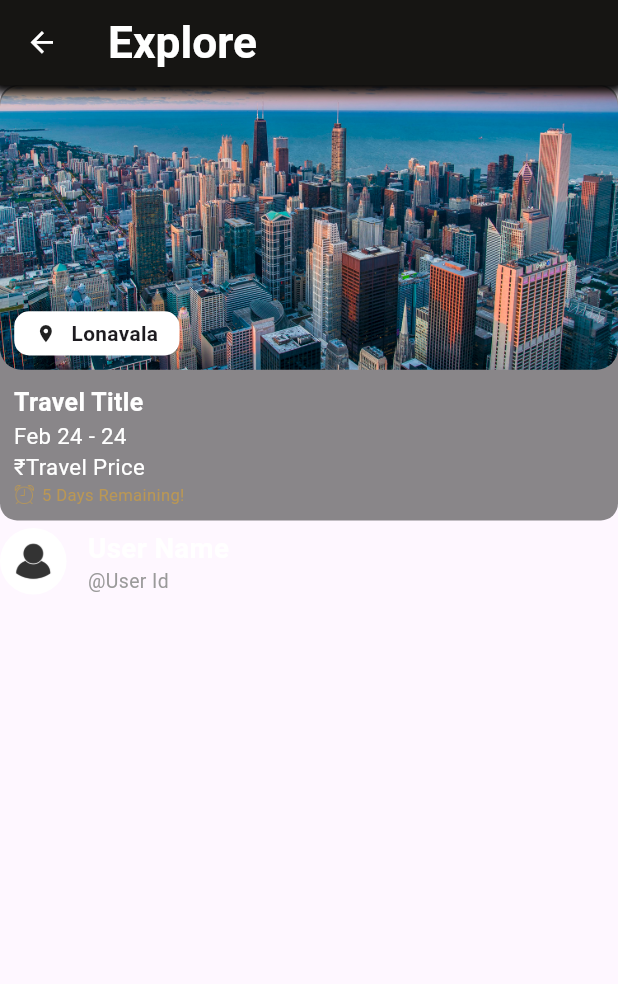
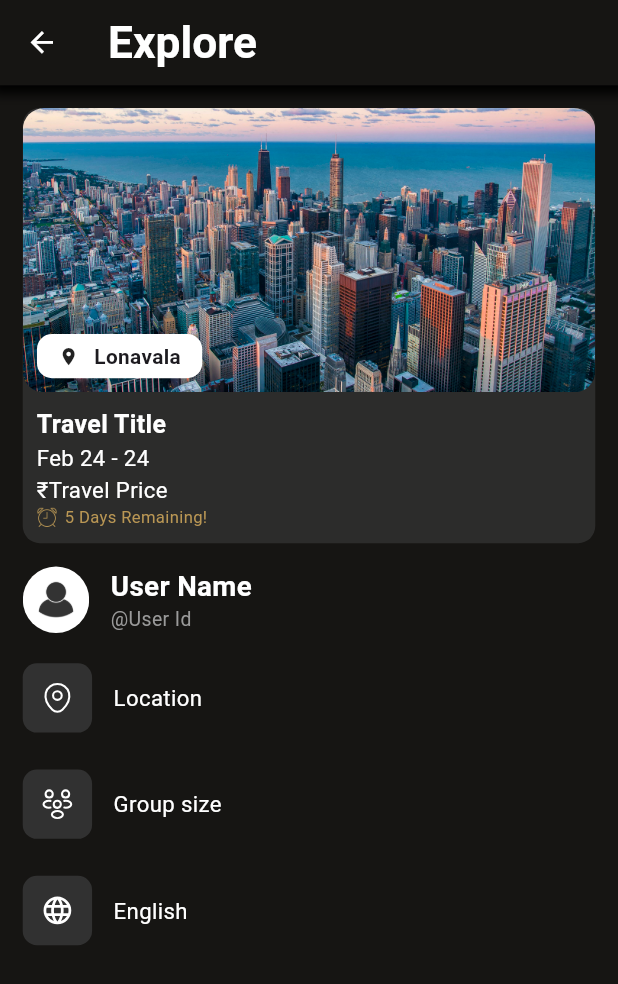
Before and after one commit to Pinnacle01/pinnacle, a Flutter app: the TripDetails screen opened by its route, on a phone screen of 412 x 824 dp. Shown: the top 984 px of the screen. Run offline on Flutter 3.47's test engine with Material 3 defaults, Android fonts, the phone set to English and light mode, and no system bars; our stand-ins replace flutter_svg, go_router.

Commit message:
Enhance Trip Details page layout and add general information components

```diff
--- a/lib/explore_home/view/trip_details.dart
+++ b/lib/explore_home/view/trip_details.dart
@@ -1,4 +1,5 @@
 import 'package:flutter/material.dart';
+import 'package:pinnacle_main/explore_home/uikit/general_component.dart';
 import 'package:pinnacle_main/framework/constants/asset_path.dart';
 
 import 'package:pinnacle_main/framework/constants/color.dart';
@@ -26,6 +27,7 @@ class _TripDetailsState extends State<TripDetails> {
   @override
   Widget build(BuildContext context) {
     return Scaffold(
+      backgroundColor: CustomColors.mainBackgroundColor161513,
       appBar: customAppBarWithShadow(
         titleName: 'Explore',
         backgroundColor: CustomColors.mainBackgroundColor161513,
@@ -33,7 +35,9 @@ class _TripDetailsState extends State<TripDetails> {
         fontSize: Sizes.size32.sp,
         fontWeight: FontWeight.w600,
       ),
-      body: ListView(
+      body: Padding(
+        padding: EdgeInsets.all(Sizes.size16.dp),
+        child: ListView(
           children: [
             TravelRequestCard(
               title: 'Travel Title',
@@ -43,13 +47,32 @@ class _TripDetailsState extends State<TripDetails> {
               days: 5,
               cityLocation: 'Lonavala',
             ),
-          SizedBox(height: Sizes.size5.dp),
+            SizedBox(height: Sizes.size16.dp),
             UserProfileCard(
               userName: 'User Name',
               userImage: AssetPath.userImage,
               userProfileId: 'User Id',
             ),
+            SizedBox(height: Sizes.size16.dp),
+            GeneralComponent.requestCardDataInfo(
+              title: 'Location',
+              iconPath: AssetPath.locationIcon,
+              iconColor: CustomColors.mainTextColor,
+            ),
+            SizedBox(height: Sizes.size16.dp),
+            GeneralComponent.requestCardDataInfo(
+              title: 'Group size',
+              iconPath: AssetPath.groupSizeIcon,
+              iconColor: CustomColors.mainTextColor,
+            ),
+            SizedBox(height: Sizes.size16.dp),
+            GeneralComponent.requestCardDataInfo(
+              title: 'English',
+              iconPath: AssetPath.globeIcon,
+              iconColor: CustomColors.mainTextColor,
+            ),
           ],
+        ),
       ),
     );
   }
```
Lines whose indentation alone changed are shown as unchanged.
